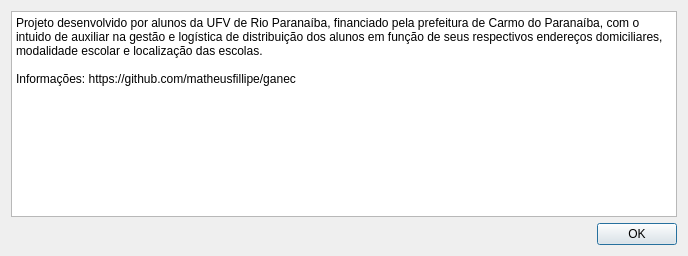
Old version of the form src/main/resources/base/ui/dialogs/sobre.ui in the repository matheusfillipe/ganec.
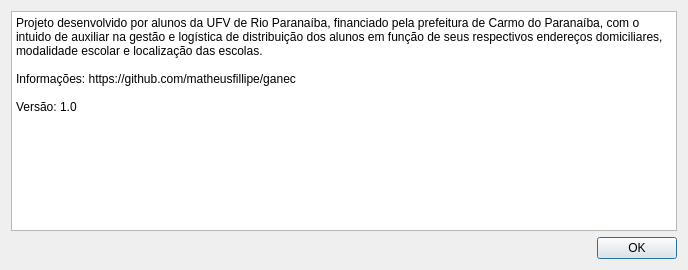
New version of the form.

What changed in the file:
```diff
--- a/src/main/resources/base/ui/dialogs/sobre.ui
+++ b/src/main/resources/base/ui/dialogs/sobre.ui
@@ -7,7 +7,7 @@
     <x>0</x>
     <y>0</y>
     <width>688</width>
-    <height>256</height>
+    <height>270</height>
    </rect>
   </property>
   <property name="windowTitle">
@@ -22,7 +22,9 @@
      <property name="plainText">
       <string>Projeto desenvolvido por alunos da UFV de Rio Paranaíba, financiado pela prefeitura de Carmo do Paranaíba, com o intuido de auxiliar na gestão e logística de distribuição dos alunos em função de seus respectivos endereços domiciliares, modalidade escolar e localização das escolas.
 
-Informações: https://github.com/matheusfillipe/ganec</string>
+Informações: https://github.com/matheusfillipe/ganec
+
+Versão: 1.0</string>
      </property>
     </widget>
    </item>
```
